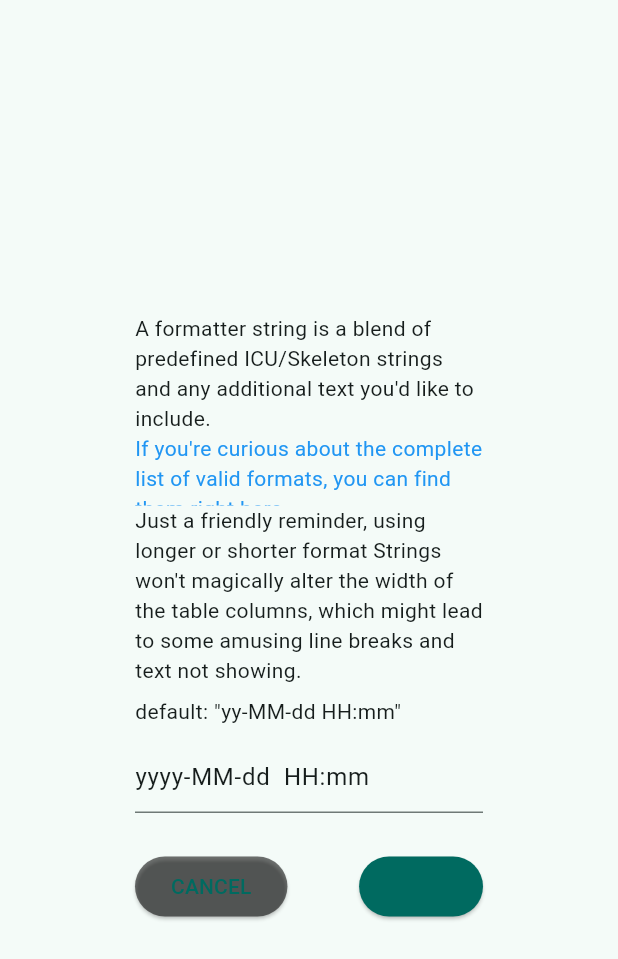
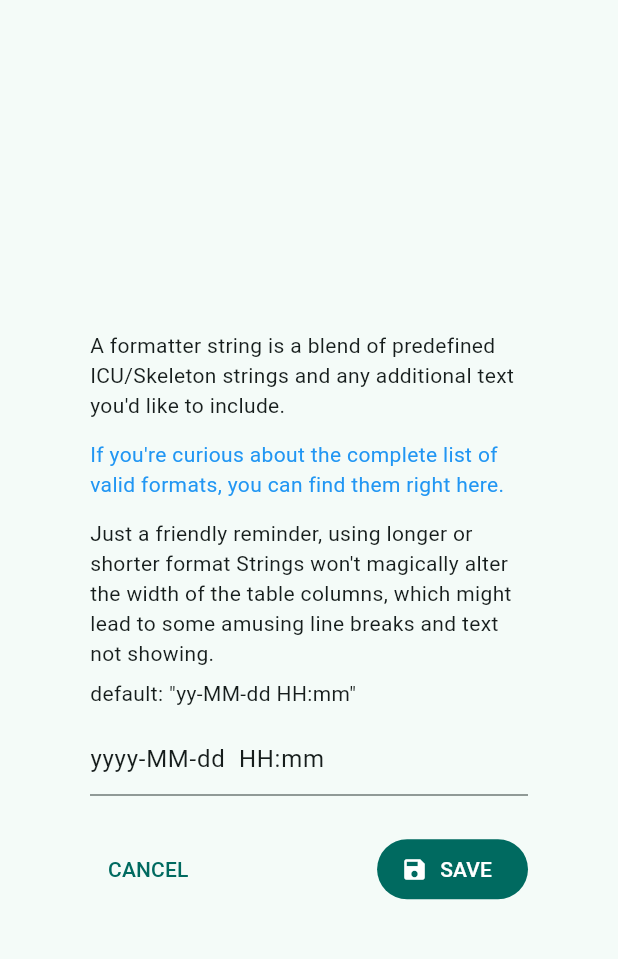
Before and after one commit to derdilla/blood-pressure-monitor-fl, a Flutter app: the SettingsPage screen opened directly, after a tap on "Time format", on a phone screen of 412 x 824 dp. Shown: the top 959 px of the screen. Run offline on Flutter 3.47's test engine with Material 2 defaults, Android fonts, the phone set to English and light mode, and no system bars; our stand-ins replace csv, file_picker, fl_chart, package_info_plus, pdf, share_plus and 3 more; missing offline and left inert: file_saver, flutter_material_color_picker, jsaver; accounts and stored records are empty; generated files the repository leaves out were written again.

Commit message:
fix low contrast texts

```diff
--- a/lib/components/measurement_list.dart
+++ b/lib/components/measurement_list.dart
@@ -62,7 +62,7 @@ class MeasurementList extends StatelessWidget {
             Divider(
               height: 0,
               thickness: 2,
-              color: Theme.of(context).primaryColor,
+              color: Theme.of(context).colorScheme.primaryContainer,
             )
           ]);
         }),
--- a/lib/components/settings_widgets.dart
+++ b/lib/components/settings_widgets.dart
@@ -398,8 +398,7 @@ class SettingsSection extends StatelessWidget {
           child: Align(
             alignment: const Alignment(-0.93, 0),
             child: DefaultTextStyle(
-                style: (Theme.of(context).textTheme.bodyMedium ?? const TextStyle())
-                    .copyWith(color: Theme.of(context).primaryColor, fontWeight: FontWeight.bold),
+                style: Theme.of(context).textTheme.titleMedium!,
                 child: title),
           ),
         ),
--- a/lib/screens/add_measurement.dart
+++ b/lib/screens/add_measurement.dart
@@ -177,6 +177,8 @@ class _AddMeasurementPageState extends State<AddMeasurementPage> {
                           const Spacer(),
                           FilledButton.icon(
                             key: const Key('btnSave'),
+                            icon: const Icon(Icons.save),
+                            label: Text(AppLocalizations.of(context)!.btnSave),
                             onPressed: () async {
                               if ((_formKey.currentState?.validate() ?? false) ||
                                   (_systolic == null && _diastolic == null && _pulse == null && _note != null)){
@@ -192,8 +194,6 @@ class _AddMeasurementPageState extends State<AddMeasurementPage> {
                                 navigator.pop();
                               }
                             },
-                            icon: Icon(Icons.save),
-                            label: Text(AppLocalizations.of(context)!.btnSave),
                           )
                         ],
                       )
--- a/lib/screens/statistics.dart
+++ b/lib/screens/statistics.dart
@@ -198,7 +198,7 @@ class Statistic extends StatelessWidget {
             child: Align(
               alignment: Alignment.center,
               child: DefaultTextStyle(
-                style: TextStyle(color: Theme.of(context).primaryColor, fontWeight: FontWeight.bold, fontSize: 40),
+                style: Theme.of(context).textTheme.displaySmall!,
                 child: FittedBox(
                   fit: BoxFit.fitHeight,
                   child: child
--- a/lib/screens/subsettings/enter_timeformat.dart
+++ b/lib/screens/subsettings/enter_timeformat.dart
@@ -25,7 +25,7 @@ class _EnterTimeFormatScreenState extends State<EnterTimeFormatScreen> {
           key: _formKey,
           child: SingleChildScrollView(
             child: Container(
-              padding: const EdgeInsets.all(90.0),
+              padding: const EdgeInsets.all(60.0),
               child: Column(
                 mainAxisAlignment: MainAxisAlignment.center,
                 crossAxisAlignment: CrossAxisAlignment.start,
@@ -40,7 +40,7 @@ class _EnterTimeFormatScreenState extends State<EnterTimeFormatScreen> {
                                   const TimeFormattingHelp()));
                     },
                     child: SizedBox(
-                      height: 48,
+                      height: 65,
                       child: Center(
                         child: Text(
                           AppLocalizations.of(context)!.enterTimeFormatTxt2,
@@ -79,16 +79,16 @@ class _EnterTimeFormatScreenState extends State<EnterTimeFormatScreen> {
                   ),
                   Row(
                     children: [
-                      ElevatedButton(
+                      TextButton(
                           onPressed: () {
                             Navigator.of(context).pop();
                           },
-                          style: ElevatedButton.styleFrom(
-                              backgroundColor:
-                                  Theme.of(context).unselectedWidgetColor),
                           child: Text(AppLocalizations.of(context)!.btnCancel)),
                       const Spacer(),
-                      ElevatedButton(
+                      FilledButton.icon(
+                          key: const Key('btnSave'),
+                          icon: const Icon(Icons.save),
+                          label: Text(AppLocalizations.of(context)!.btnSave),
                           onPressed: () {
                             if (_formKey.currentState!.validate()) {
                               Provider.of<Settings>(context, listen: false)
@@ -96,9 +96,7 @@ class _EnterTimeFormatScreenState extends State<EnterTimeFormatScreen> {
                               Navigator.of(context).pop();
                             }
                           },
-                          style: ElevatedButton.styleFrom(
-                              backgroundColor: Theme.of(context).primaryColor),
-                          child: Text(AppLocalizations.of(context)!.btnSave))
+                      ),
                     ],
                   )
                 ],
```
